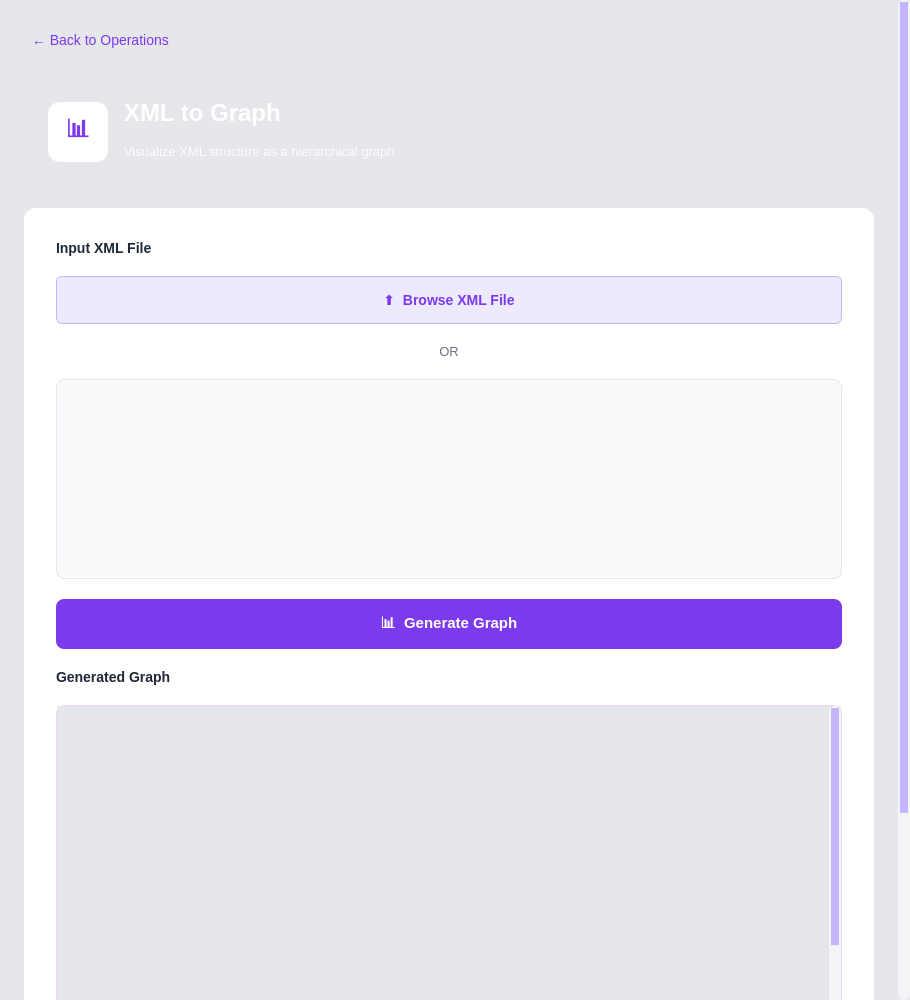
This is src/UI/pages/graphPage.ui in amr10w/XML-Social-Network-Analyzer as Qt 5 draws it before an edit. The edited form follows.
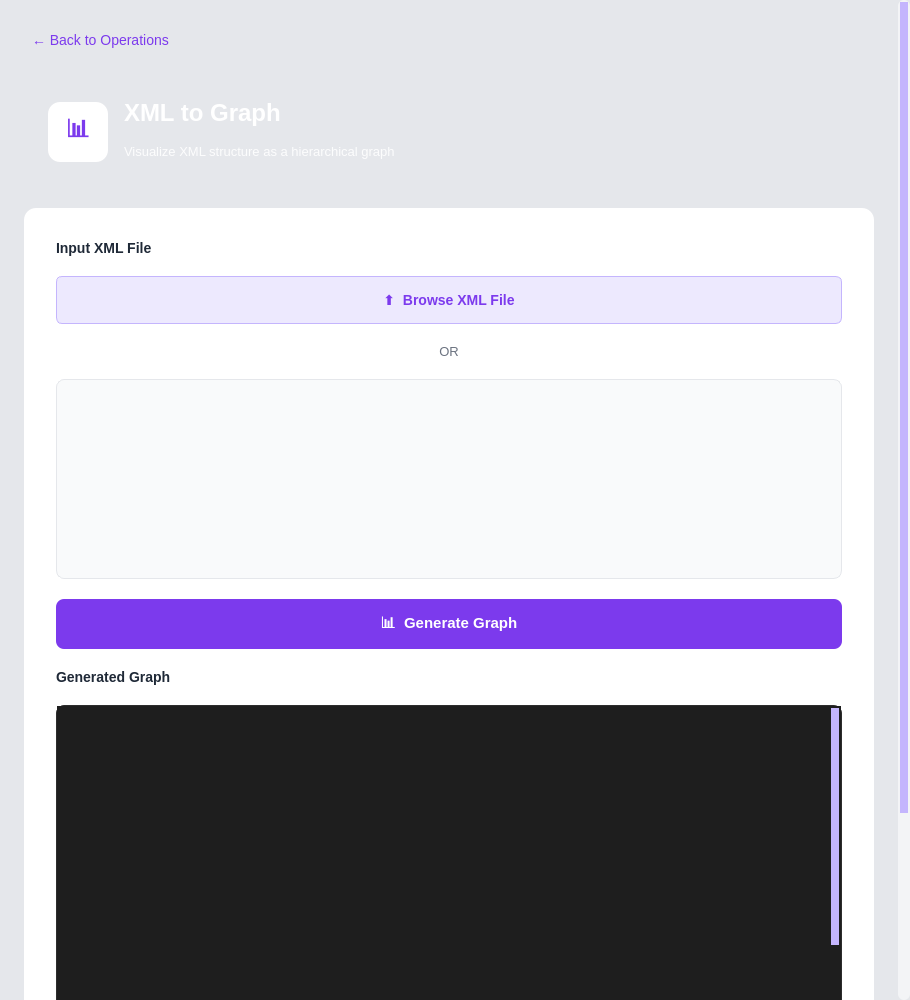
This is the edited form.

```diff
--- a/src/UI/pages/graphPage.ui
+++ b/src/UI/pages/graphPage.ui
@@ -188,11 +188,15 @@
 }
 
 QScrollArea#graphScrollArea {
-    background-color: #faf5ff;
-    border: 1px solid #e9d5ff;
+    background-color: #1e1e1e;
+    border: 1px solid #2d2d2d;
     border-radius: 8px;
 }
 
+QScrollArea#graphScrollArea QWidget {
+    background-color: #1e1e1e;
+}
+
 QLabel#graphDisplayLabel {
     background-color: transparent;
 }
```
